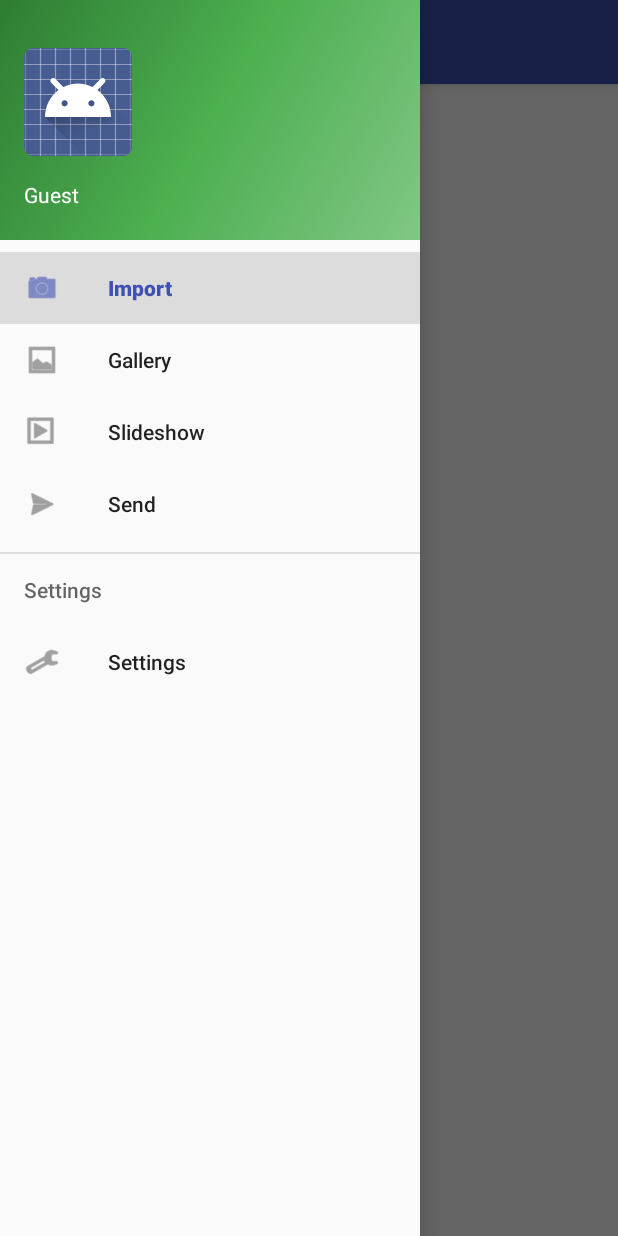
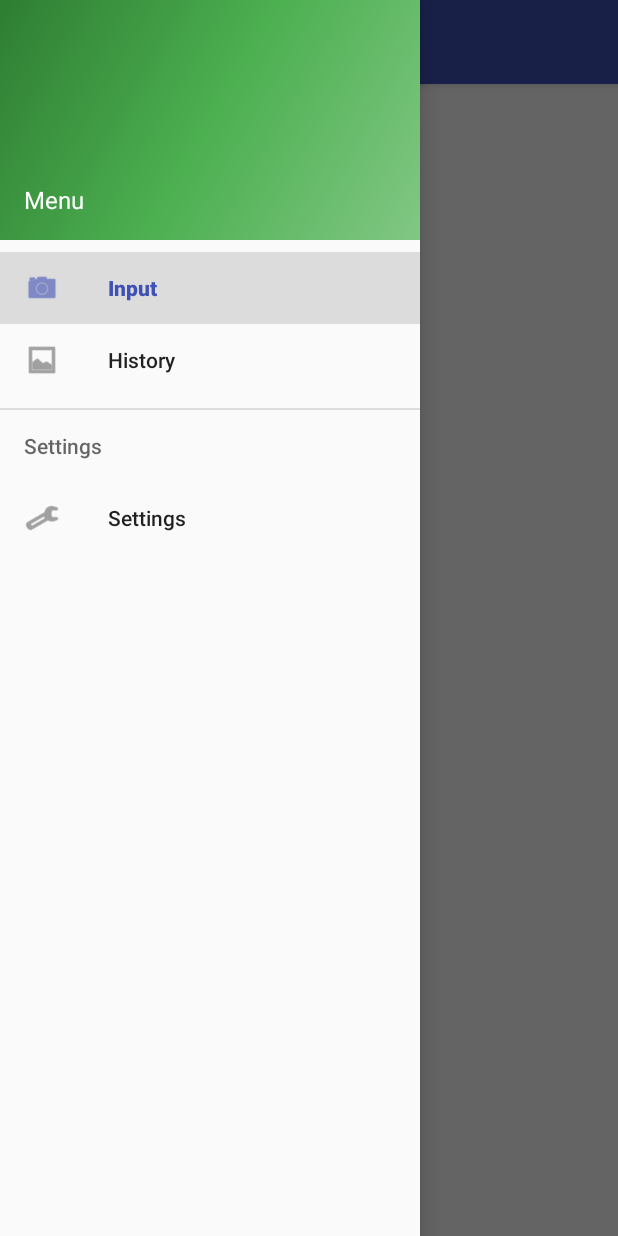
Before and after one commit to ww24/pattern, an Android app: the screen it shows after launch (MainActivity), with the side drawer open, on a phone screen of 412 x 824 dp. Run offline under Robolectric (Android 15) with nearby library versions, the phone set to English and light mode, and no system bars; our stand-ins replace data binding; libraries missing offline, so code that uses them is left out: com.alexbbb.uploadservice, org.apache.commons; 1 statement that could not run was skipped.

Commit message:
Remove unused menu

```diff
--- a/app/src/main/java/jp/ww24/handwrites/MainActivity.java
+++ b/app/src/main/java/jp/ww24/handwrites/MainActivity.java
@@ -99,8 +99,6 @@ public class MainActivity extends AppCompatActivity
             case R.id.nav_camara:
                 MainFragment fragment = new MainFragment();
 
-
-
                 fragmentManager.beginTransaction()
                                .replace(R.id.content_frame, fragment)
                                .commit();
@@ -110,14 +108,8 @@ public class MainActivity extends AppCompatActivity
                                .replace(R.id.content_frame, new GalleryFragment())
                                .commit();
                 break;
-            case R.id.nav_slideshow:
-                Toast.makeText(this, "Handle the slideshow action", Toast.LENGTH_SHORT).show();
-                break;
-            case R.id.nav_send:
-                Toast.makeText(this, "Handle the send action", Toast.LENGTH_SHORT).show();
-                break;
             case R.id.nav_manage:
-                Toast.makeText(this, "Handle the manage action", Toast.LENGTH_SHORT).show();
+                Toast.makeText(this, "Not implemented.", Toast.LENGTH_SHORT).show();
                 break;
         }
 
--- a/app/src/main/res/layout/nav_header_main.xml
+++ b/app/src/main/res/layout/nav_header_main.xml
@@ -9,15 +9,19 @@
     android:theme="@style/ThemeOverlay.AppCompat.Dark" android:orientation="vertical"
     android:gravity="bottom">
 
-    <ImageView android:layout_width="wrap_content" android:layout_height="wrap_content"
-        android:paddingTop="@dimen/nav_header_vertical_spacing"
-        android:src="@android:drawable/sym_def_app_icon" android:id="@+id/imageView" />
+    <TextView android:layout_width="match_parent" android:layout_height="wrap_content"
+        android:paddingTop="@dimen/nav_header_vertical_spacing" android:text="@string/menu_title"
+        android:textAppearance="@style/TextAppearance.AppCompat.Menu" />
 
-    <TextView android:layout_width="match_parent" android:layout_height="wrap_content"
-        android:paddingTop="@dimen/nav_header_vertical_spacing" android:text="Guest"
-        android:textAppearance="@style/TextAppearance.AppCompat.Body1" />
+    <!--<ImageView android:layout_width="wrap_content" android:layout_height="wrap_content"-->
+        <!--android:paddingTop="@dimen/nav_header_vertical_spacing"-->
+        <!--android:src="@android:drawable/sym_def_app_icon" android:id="@+id/imageView" />-->
 
-    <TextView android:layout_width="wrap_content" android:layout_height="wrap_content"
-        android:text="android@example.com" android:id="@+id/textView" />
+    <!--<TextView android:layout_width="match_parent" android:layout_height="wrap_content"-->
+        <!--android:paddingTop="@dimen/nav_header_vertical_spacing" android:text="Guest"-->
+        <!--android:textAppearance="@style/TextAppearance.AppCompat.Body1" />-->
+
+    <!--<TextView android:layout_width="wrap_content" android:layout_height="wrap_content"-->
+        <!--android:text="android@example.com" android:id="@+id/textView" />-->
 
 </LinearLayout>
--- a/app/src/main/res/menu/activity_main_drawer.xml
+++ b/app/src/main/res/menu/activity_main_drawer.xml
@@ -3,19 +3,15 @@
 
     <group android:checkableBehavior="single">
         <item android:id="@+id/nav_camara" android:icon="@android:drawable/ic_menu_camera"
-            android:title="Import" />
+            android:title="@string/menu_camera" />
         <item android:id="@+id/nav_gallery" android:icon="@android:drawable/ic_menu_gallery"
-            android:title="Gallery" />
-        <item android:id="@+id/nav_slideshow" android:icon="@android:drawable/ic_menu_slideshow"
-            android:title="Slideshow" />
-        <item android:id="@+id/nav_send" android:icon="@android:drawable/ic_menu_send"
-            android:title="Send" />
+            android:title="@string/menu_gallery" />
     </group>
 
-    <item android:title="Settings">
+    <item android:title="@string/menu_settings">
         <menu>
             <item android:id="@+id/nav_manage" android:icon="@android:drawable/ic_menu_manage"
-                android:title="Settings" />
+                android:title="@string/menu_settings" />
         </menu>
     </item>
 
--- a/app/src/main/res/values/strings.xml
+++ b/app/src/main/res/values/strings.xml
@@ -8,4 +8,8 @@
 
     <string name="item_image">Item image</string>
     <string name="draw_field_description">以下にパターンを入力してください</string>
+    <string name="menu_camera">Input</string>
+    <string name="menu_gallery">History</string>
+    <string name="menu_settings">Settings</string>
+    <string name="menu_title">Menu</string>
 </resources>
```
